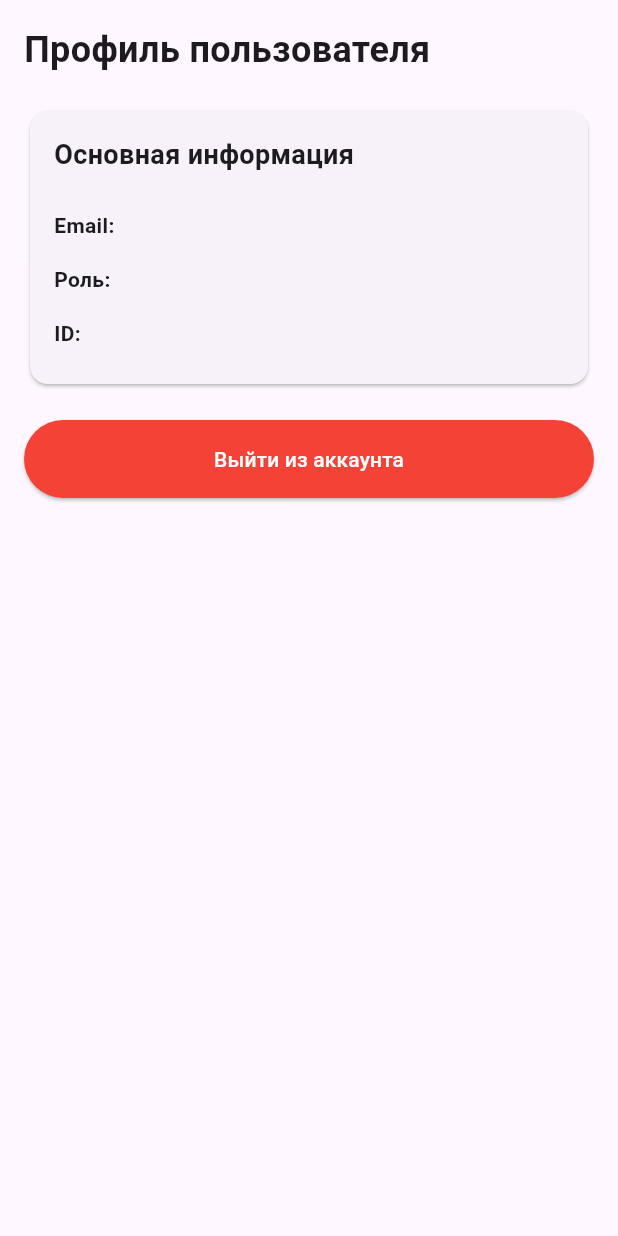
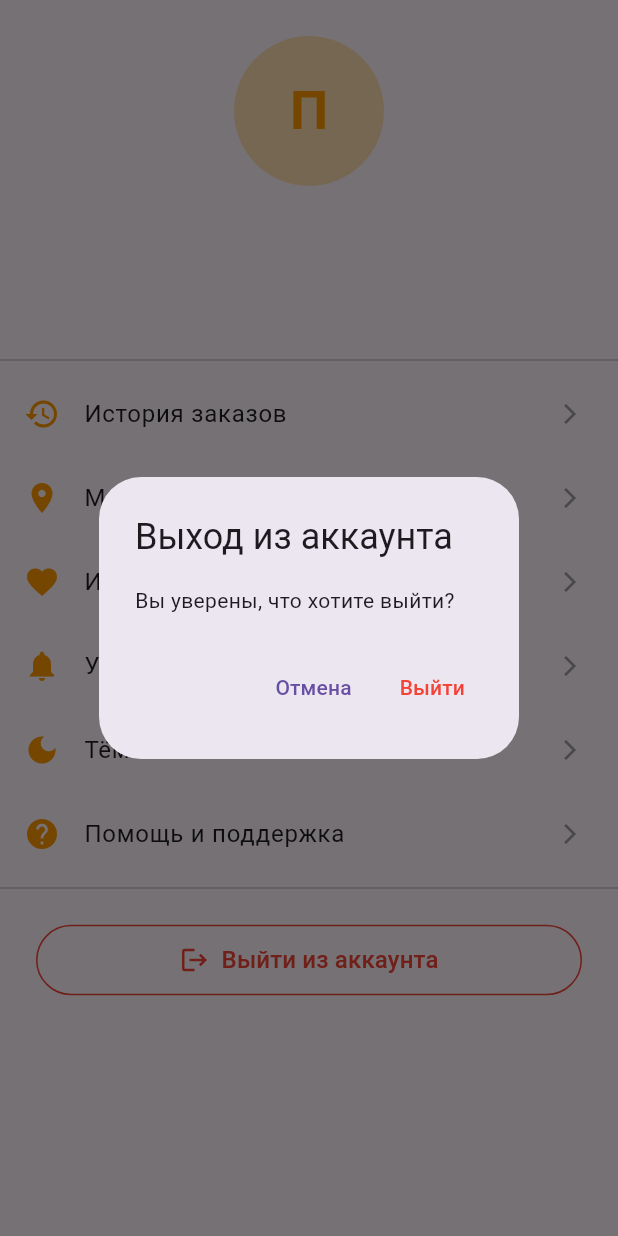
Before and after one commit to Klimin0Andrey/MobileProject, a Flutter app: the ProfileScreen widget shown alone on an empty page, opened directly, after a tap on "Выйти из аккаунта", on a phone screen of 412 x 824 dp. Run offline on Flutter 3.47's test engine with Material 3 defaults, Android fonts, the phone set to English and light mode, and no system bars; our stand-ins replace cloud_firestore, firebase_auth, firebase_core; accounts and stored records are empty; Roboto replaces fonts that are missing (Poppins).

Commit message:
profile screen and delete FAB for guest and cart

```diff
--- a/lib/presentation/screens/customer/profile_screen.dart
+++ b/lib/presentation/screens/customer/profile_screen.dart
@@ -2,6 +2,7 @@ import 'package:flutter/material.dart';
 import 'package:provider/provider.dart';
 import 'package:linux_test2/data/models/user.dart';
 import 'package:linux_test2/services/auth.dart';
+//import 'package:linux_test2/presentation/screens/customer/order_history_screen.dart';
 
 class ProfileScreen extends StatelessWidget {
   const ProfileScreen({super.key});
@@ -10,56 +11,47 @@ class ProfileScreen extends StatelessWidget {
   Widget build(BuildContext context) {
     final user = Provider.of<AppUser?>(context);
 
-    return Scaffold(
-      body: user == null
-          ? const Center(child: CircularProgressIndicator())
-          : Padding(
-        padding: const EdgeInsets.all(16.0),
+    // Если пользователь не авторизован (гость)
+    if (user == null) {
+      return _buildGuestProfile(context);
+    }
+
+    return _buildUserProfile(context, user);
+  }
+
+  Widget _buildGuestProfile(BuildContext context) {
+    return Center(
+      child: Padding(
+        padding: const EdgeInsets.all(24),
         child: Column(
-          crossAxisAlignment: CrossAxisAlignment.start,
+          mainAxisAlignment: MainAxisAlignment.center,
           children: [
-            // Заголовок
+            const Icon(Icons.person_outline, size: 80, color: Colors.grey),
+            const SizedBox(height: 24),
             const Text(
-              'Профиль пользователя',
-              style: TextStyle(fontSize: 24, fontWeight: FontWeight.bold),
+              'Вы не авторизованы',
+              style: TextStyle(fontSize: 20, fontWeight: FontWeight.bold),
             ),
-            const SizedBox(height: 20),
-
-            // Карточка с информацией
-            Card(
-              child: Padding(
-                padding: const EdgeInsets.all(16.0),
-                child: Column(
-                  crossAxisAlignment: CrossAxisAlignment.start,
-                  children: [
-                    const Text(
-                      'Основная информация',
-                      style: TextStyle(fontSize: 18, fontWeight: FontWeight.bold),
-                    ),
-                    const SizedBox(height: 16),
-                    _buildInfoRow('Email:', user.email),
-                    _buildInfoRow('Роль:', user.role),
-                    _buildInfoRow('ID:', user.uid),
-                  ],
-                ),
-              ),
+            const SizedBox(height: 12),
+            const Text(
+              'Войдите, чтобы получить доступ к истории заказов и настройкам профиля',
+              textAlign: TextAlign.center,
+              style: TextStyle(color: Colors.grey),
             ),
-
-            const SizedBox(height: 20),
-
-            // Кнопка выхода
+            const SizedBox(height: 32),
             SizedBox(
               width: double.infinity,
               child: ElevatedButton(
-                onPressed: () async {
-                  await AuthService().signOut();
+                onPressed: () {
+                  // Навигация на экран авторизации
+                  // Нужно будет добавить правильный путь
                 },
                 style: ElevatedButton.styleFrom(
-                  backgroundColor: Colors.red,
+                  backgroundColor: Colors.orange,
                   foregroundColor: Colors.white,
                   padding: const EdgeInsets.symmetric(vertical: 16),
                 ),
-                child: const Text('Выйти из аккаунта'),
+                child: const Text('Войти в аккаунт'),
               ),
             ),
           ],
@@ -68,21 +60,173 @@ class ProfileScreen extends StatelessWidget {
     );
   }
 
-  Widget _buildInfoRow(String label, String value) {
-    return Padding(
-      padding: const EdgeInsets.symmetric(vertical: 8.0),
-      child: Row(
-        crossAxisAlignment: CrossAxisAlignment.start,
-        children: [
-          SizedBox(
-            width: 80,
-            child: Text(
-              label,
-              style: const TextStyle(fontWeight: FontWeight.bold),
+  Widget _buildUserProfile(BuildContext context, AppUser user) {
+    return ListView(
+      padding: const EdgeInsets.symmetric(vertical: 24.0),
+      children: [
+        // Блок с информацией пользователя
+        Column(
+          children: [
+            CircleAvatar(
+              radius: 50,
+              backgroundColor: Colors.orange.shade100,
+              child: Text(
+                _getUserInitials(user),
+                style: const TextStyle(
+                  fontSize: 36,
+                  fontWeight: FontWeight.bold,
+                  color: Colors.orange,
+                ),
+              ),
+            ),
+            const SizedBox(height: 16),
+            Text(
+              user.email.split('@').first, // Берем имя из email до @
+              style: const TextStyle(fontSize: 24, fontWeight: FontWeight.bold),
+            ),
+            const SizedBox(height: 4),
+            Text(
+              user.email,
+              style: const TextStyle(fontSize: 16, color: Colors.grey),
+            ),
+          ],
+        ),
+
+        const SizedBox(height: 32),
+        const Divider(),
+
+        // Меню профиля
+        _buildProfileMenuItem(
+          icon: Icons.history,
+          title: 'История заказов',
+          onTap: () {
+            // Navigator.of(context).push(
+            //   MaterialPageRoute(builder: (context) => const OrderHistoryScreen()),
+            //);
+          },
+        ),
+        _buildProfileMenuItem(
+          icon: Icons.location_on,
+          title: 'Мои адреса',
+          onTap: () {
+            _showComingSoonDialog(context, 'Управление адресами');
+          },
+        ),
+        _buildProfileMenuItem(
+          icon: Icons.favorite,
+          title: 'Избранные рестораны',
+          onTap: () {
+            _showComingSoonDialog(context, 'Избранные рестораны');
+          },
+        ),
+        _buildProfileMenuItem(
+          icon: Icons.notifications,
+          title: 'Уведомления',
+          onTap: () {
+            _showComingSoonDialog(context, 'Настройки уведомлений');
+          },
+        ),
+        _buildProfileMenuItem(
+          icon: Icons.dark_mode,
+          title: 'Тёмная тема',
+          onTap: () {
+            _showComingSoonDialog(context, 'Переключение темы');
+          },
+        ),
+        _buildProfileMenuItem(
+          icon: Icons.help,
+          title: 'Помощь и поддержка',
+          onTap: () {
+            _showComingSoonDialog(context, 'Помощь и поддержка');
+          },
+        ),
+
+        const Divider(),
+        const SizedBox(height: 16),
+
+        // Кнопка выхода
+        Padding(
+          padding: const EdgeInsets.symmetric(horizontal: 24.0),
+          child: OutlinedButton(
+            onPressed: () => _showLogoutDialog(context),
+            style: OutlinedButton.styleFrom(
+              foregroundColor: Colors.red,
+              side: const BorderSide(color: Colors.red),
+              padding: const EdgeInsets.symmetric(vertical: 12),
+            ),
+            child: const Row(
+              mainAxisAlignment: MainAxisAlignment.center,
+              children: [
+                Icon(Icons.logout, size: 20),
+                SizedBox(width: 8),
+                Text('Выйти из аккаунта', style: TextStyle(fontSize: 16)),
+              ],
             ),
           ),
-          Expanded(
-            child: Text(value),
+        ),
+      ],
+    );
+  }
+
+  Widget _buildProfileMenuItem({
+    required IconData icon,
+    required String title,
+    required VoidCallback onTap,
+  }) {
+    return ListTile(
+      leading: Icon(icon, color: Colors.orange),
+      title: Text(title),
+      trailing: const Icon(
+        Icons.arrow_forward_ios,
+        size: 16,
+        color: Colors.grey,
+      ),
+      onTap: onTap,
+    );
+  }
+
+  String _getUserInitials(AppUser user) {
+    final emailName = user.email.split('@').first;
+    if (emailName.length >= 2) {
+      return emailName.substring(0, 2).toUpperCase();
+    }
+    return 'П'; // По умолчанию, если email очень короткий
+  }
+
+  void _showComingSoonDialog(BuildContext context, String feature) {
+    showDialog(
+      context: context,
+      builder: (context) => AlertDialog(
+        title: const Text('Скоро будет доступно'),
+        content: Text('Функция "$feature" находится в разработке'),
+        actions: [
+          TextButton(
+            onPressed: () => Navigator.of(context).pop(),
+            child: const Text('ОК'),
+          ),
+        ],
+      ),
+    );
+  }
+
+  void _showLogoutDialog(BuildContext context) {
+    showDialog(
+      context: context,
+      builder: (context) => AlertDialog(
+        title: const Text('Выход из аккаунта'),
+        content: const Text('Вы уверены, что хотите выйти?'),
+        actions: [
+          TextButton(
+            onPressed: () => Navigator.of(context).pop(),
+            child: const Text('Отмена'),
+          ),
+          TextButton(
+            onPressed: () async {
+              Navigator.of(context).pop();
+              await AuthService().signOut();
+            },
+            style: TextButton.styleFrom(foregroundColor: Colors.red),
+            child: const Text('Выйти'),
           ),
         ],
       ),
```
Also changed, not shown: lib/presentation/screens/home_screen.dart (+39 -77 lines).
